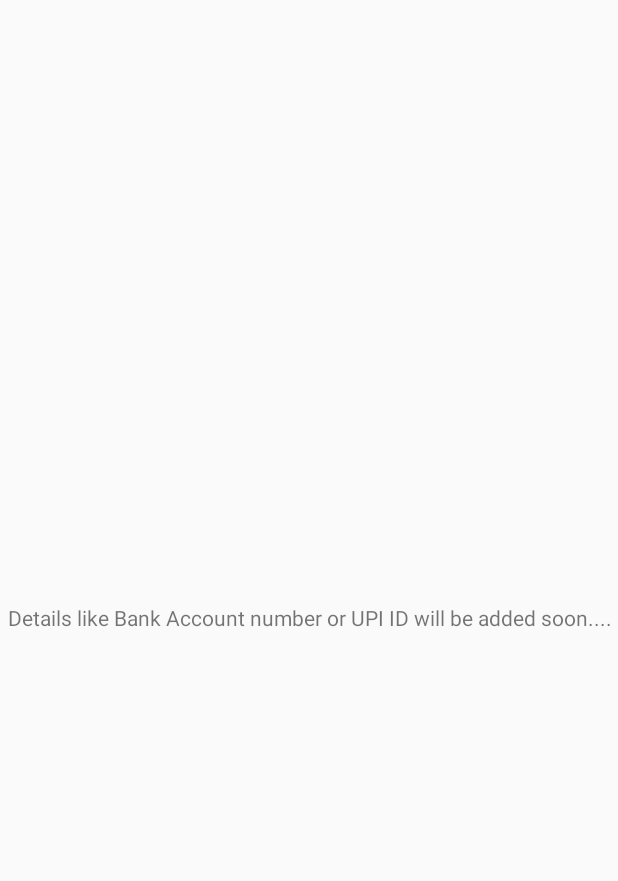
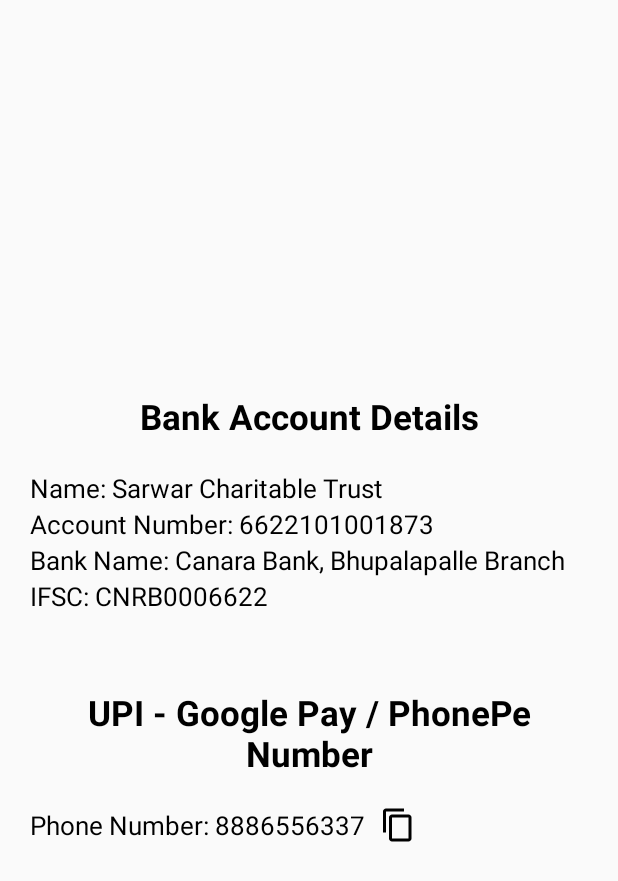
Before and after one commit to jyotirmoy-paul/project-bumblebee, an Android app: the layout monetary_donation_layout.xml on its own in the app's theme, with its tools: preview values and no code run, on a phone screen of 412 x 824 dp. Shown: the top 881 px of the screen. Run offline under Robolectric (Android 15) with nearby library versions, the phone set to English and light mode, and no system bars.

Commit message:
completed monetary donation section -- added bank account details & upi number --

```diff
--- a/Sarwar/app/src/main/java/paul/cipherresfeber/sarwar/activities/DonationActivity.java
+++ b/Sarwar/app/src/main/java/paul/cipherresfeber/sarwar/activities/DonationActivity.java
@@ -1,5 +1,8 @@
 package paul.cipherresfeber.sarwar.activities;
 
+import android.content.ClipData;
+import android.content.ClipboardManager;
+import android.content.Context;
 import android.content.Intent;
 import android.content.SharedPreferences;
 import android.graphics.Bitmap;
@@ -60,6 +63,19 @@ public class DonationActivity extends AppCompatActivity {
         if(categoryResourceId == R.drawable.money_graphic_asset){
             monetaryDonationLayout.setVisibility(View.VISIBLE);
             materialDonationLayout.setVisibility(View.GONE);
+
+            findViewById(R.id.txvPhoneNumber).setOnClickListener(new View.OnClickListener() {
+                @Override
+                public void onClick(View v) {
+                    ClipboardManager clipboard = (ClipboardManager) getSystemService(Context.CLIPBOARD_SERVICE);
+                    ClipData clip = ClipData.newPlainText("phone_number", ((TextView)v).getText().toString());
+                    clipboard.setPrimaryClip(clip);
+
+                    Toast.makeText(DonationActivity.this,
+                            "Copied to clipboard",
+                            Toast.LENGTH_SHORT).show();
+                }
+            });
         }
         else{
             materialDonationLayout.setVisibility(View.VISIBLE);
--- /dev/null
+++ b/Sarwar/app/src/main/res/drawable/ic_copy.xml
@@ -0,0 +1,9 @@
+<vector xmlns:android="http://schemas.android.com/apk/res/android"
+        android:width="24dp"
+        android:height="24dp"
+        android:viewportWidth="24.0"
+        android:viewportHeight="24.0">
+    <path
+        android:fillColor="#FF000000"
+        android:pathData="M16,1L4,1c-1.1,0 -2,0.9 -2,2v14h2L4,3h12L16,1zM19,5L8,5c-1.1,0 -2,0.9 -2,2v14c0,1.1 0.9,2 2,2h11c1.1,0 2,-0.9 2,-2L21,7c0,-1.1 -0.9,-2 -2,-2zM19,21L8,21L8,7h11v14z"/>
+</vector>
--- a/Sarwar/app/src/main/res/layout/monetary_donation_layout.xml
+++ b/Sarwar/app/src/main/res/layout/monetary_donation_layout.xml
@@ -1,5 +1,8 @@
 <?xml version="1.0" encoding="utf-8"?>
 <LinearLayout
+    android:gravity="center_vertical"
+    android:paddingStart="20dp"
+    android:paddingEnd="20dp"
     xmlns:android="http://schemas.android.com/apk/res/android"
     android:orientation="vertical"
     android:layout_width="match_parent"
@@ -7,8 +10,61 @@
 
     <TextView
         android:gravity="center"
-        android:text="Details like Bank Account number or UPI ID will be added soon...."
+        android:layout_marginBottom="20dp"
+        android:textColor="#000"
+        android:textSize="23sp"
+        android:textStyle="bold"
+        android:text="Bank Account Details"
         android:layout_width="match_parent"
-        android:layout_height="match_parent" />
+        android:layout_height="wrap_content" />
+
+    <TextView
+        android:textColor="#000"
+        android:textSize="17sp"
+        android:text="Name: Sarwar Charitable Trust"
+        android:layout_width="wrap_content"
+        android:layout_height="wrap_content" />
+
+    <TextView
+        android:textColor="#000"
+        android:textSize="17sp"
+        android:text="Account Number: 6622101001873"
+        android:layout_width="wrap_content"
+        android:layout_height="wrap_content" />
+
+    <TextView
+        android:textColor="#000"
+        android:textSize="17sp"
+        android:text="Bank Name: Canara Bank, Bhupalapalle Branch"
+        android:layout_width="wrap_content"
+        android:layout_height="wrap_content" />
+
+    <TextView
+        android:textColor="#000"
+        android:textSize="17sp"
+        android:text="IFSC: CNRB0006622"
+        android:layout_width="wrap_content"
+        android:layout_height="wrap_content" />
+
+    <TextView
+        android:gravity="center"
+        android:layout_marginTop="50dp"
+        android:layout_marginBottom="20dp"
+        android:textColor="#000"
+        android:textSize="23sp"
+        android:textStyle="bold"
+        android:text="UPI - Google Pay / PhonePe Number"
+        android:layout_width="match_parent"
+        android:layout_height="wrap_content" />
+
+    <TextView
+        android:id="@+id/txvPhoneNumber"
+        android:drawablePadding="10dp"
+        android:drawableEnd="@drawable/ic_copy"
+        android:textColor="#000"
+        android:textSize="17sp"
+        android:text="Phone Number: 8886556337"
+        android:layout_width="wrap_content"
+        android:layout_height="wrap_content" />
 
 </LinearLayout>
```
